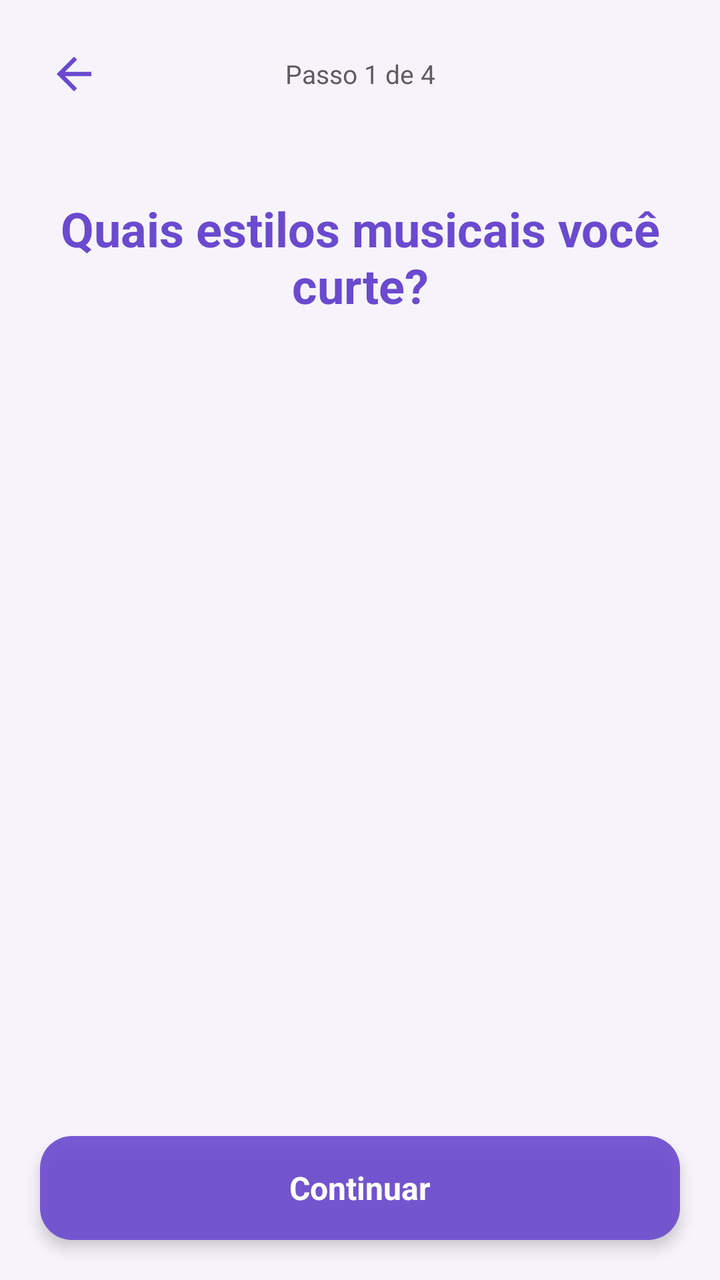
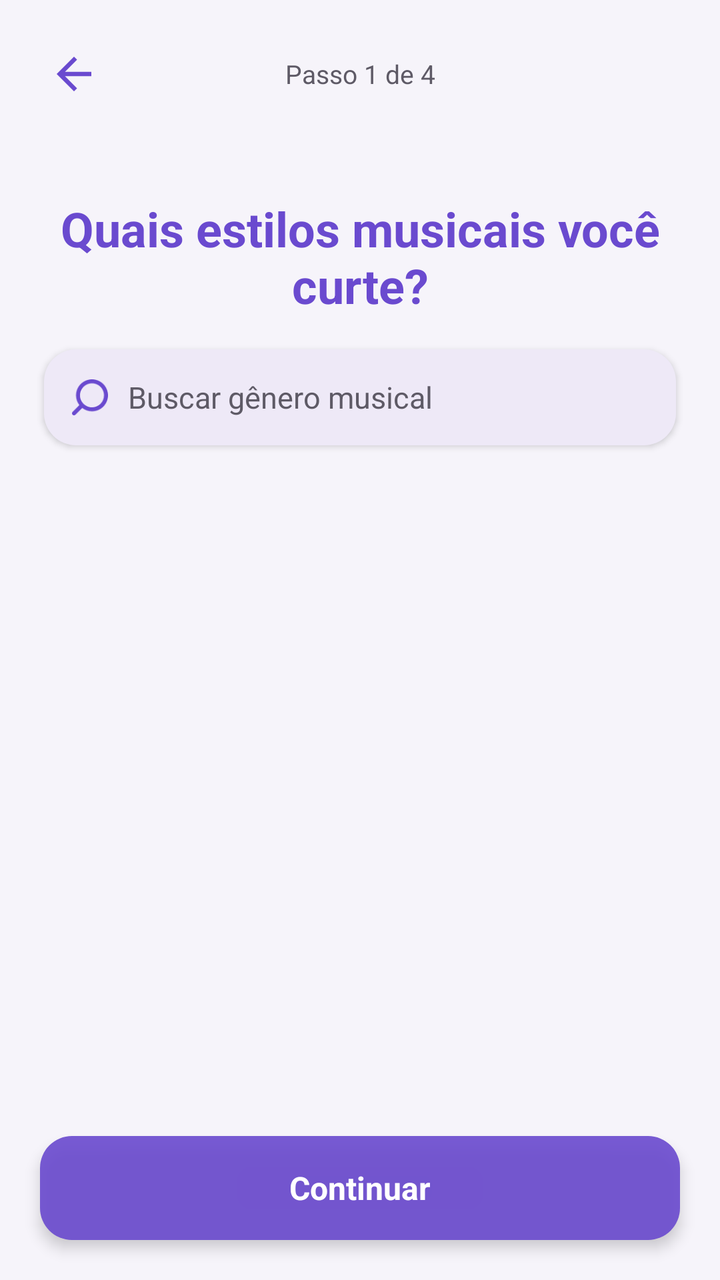

Screens rendered from an Android XML layout before and after an edit, with the pre-edit source and the edit as a unified diff.
<!-- AndroidManifest.xml: activity theme Theme.MeetBeat -->
<!-- res/layout/activity_onboarding_generos.xml -->
<?xml version="1.0" encoding="utf-8"?>
<LinearLayout xmlns:android="http://schemas.android.com/apk/res/android"
    android:layout_width="match_parent"
    android:layout_height="match_parent"
    android:orientation="vertical"
    android:background="@color/purple_light">

    <LinearLayout
        android:layout_width="match_parent"
        android:layout_height="wrap_content"
        android:orientation="horizontal"
        android:gravity="center_vertical"
        android:padding="16dp">

        <ImageView
            android:id="@+id/btnVoltarOnboarding"
            android:layout_width="42dp"
            android:layout_height="42dp"
            android:src="@drawable/ic_back"
            android:padding="8dp"
            android:clickable="true"
            android:focusable="true" />

        <TextView
            android:layout_width="0dp"
            android:layout_height="wrap_content"
            android:layout_weight="1"
            android:text="Passo 1 de 4"
            android:textColor="@color/text_gray"
            android:textSize="13sp"
            android:gravity="center" />

        <View
            android:layout_width="42dp"
            android:layout_height="1dp" />

    </LinearLayout>

    <TextView
        android:layout_width="match_parent"
        android:layout_height="wrap_content"
        android:padding="24dp"
        android:text="Quais estilos musicais você curte?"
        android:textColor="@color/purple_primary"
        android:textSize="24sp"
        android:textStyle="bold"
        android:gravity="center" />

    <androidx.recyclerview.widget.RecyclerView
        android:id="@+id/recyclerGeneros"
        android:layout_width="match_parent"
        android:layout_height="0dp"
        android:layout_weight="1"
        android:paddingHorizontal="16dp" />

    <TextView
        android:id="@+id/btnContinuarGeneros"
        android:layout_width="match_parent"
        android:layout_height="52dp"
        android:layout_margin="20dp"
        android:background="@drawable/bg_button_accept"
        android:elevation="4dp"
        android:gravity="center"
        android:text="Continuar"
        android:textColor="@color/vidro_conteudo_claro"
        android:textStyle="bold"
        android:textSize="16sp"
        android:clickable="true"
        android:focusable="true" />

</LinearLayout>
<!-- resources referenced by this layout -->
<resources>
  <color name="purple_light">#F6F4FA</color>
  <color name="purple_primary">#6A4ACF</color>
  <color name="text_gray">#5E5A66</color>
  <color name="vidro_conteudo_claro">#FFFFFFFF</color>
  <!-- drawable bg_button_accept (drawable) -->
  <?xml version="1.0" encoding="utf-8"?>
  <shape xmlns:android="http://schemas.android.com/apk/res/android"
      android:shape="rectangle">
      <solid android:color="@color/vidro_fundo_intenso" />
      <corners android:radius="16dp" />
  </shape>
  <!-- drawable ic_back (drawable) -->
  <vector xmlns:android="http://schemas.android.com/apk/res/android"
      android:width="24dp"
      android:height="24dp"
      android:viewportWidth="24"
      android:viewportHeight="24">
    <path
        android:fillColor="@color/purple_primary"
        android:pathData="M20,11H7.83l5.59,-5.59L12,4l-8,8 8,8 1.41,-1.41L7.83,13H20v-2z"/>
  </vector>
  <style name="Theme.MeetBeat" parent="Base.Theme.MeetBeat" />
  <color name="vidro_fundo_intenso">#E66A4ACF</color>
  <style name="Base.Theme.MeetBeat" parent="Theme.Material3.DayNight.NoActionBar">
          
          
      </style>
</resources>

<!-- the commit's change to res/layout/activity_onboarding_generos.xml (unified diff, before → after) -->
@@ -39,19 +39,42 @@
     <TextView
         android:layout_width="match_parent"
         android:layout_height="wrap_content"
-        android:padding="24dp"
+        android:paddingHorizontal="24dp"
+        android:paddingTop="24dp"
+        android:paddingBottom="16dp"
         android:text="Quais estilos musicais você curte?"
         android:textColor="@color/purple_primary"
         android:textSize="24sp"
         android:textStyle="bold"
         android:gravity="center" />
 
-    <androidx.recyclerview.widget.RecyclerView
-        android:id="@+id/recyclerGeneros"
+    <include layout="@layout/view_busca_genero" />
+
+    <FrameLayout
         android:layout_width="match_parent"
         android:layout_height="0dp"
-        android:layout_weight="1"
-        android:paddingHorizontal="16dp" />
+        android:layout_weight="1">
+
+        <androidx.recyclerview.widget.RecyclerView
+            android:id="@+id/recyclerGeneros"
+            android:layout_width="match_parent"
+            android:layout_height="match_parent"
+            android:clipToPadding="false"
+            android:paddingHorizontal="16dp" />
+
+        <TextView
+            android:id="@+id/textSemResultadoGeneros"
+            android:layout_width="match_parent"
+            android:layout_height="wrap_content"
+            android:layout_gravity="top"
+            android:paddingHorizontal="32dp"
+            android:paddingTop="32dp"
+            android:gravity="center"
+            android:textColor="@color/text_gray"
+            android:textSize="14sp"
+            android:visibility="gone" />
+
+    </FrameLayout>
 
     <TextView
         android:id="@+id/btnContinuarGeneros"
@@ -69,3 +92,53 @@
         android:focusable="true" />
 
 </LinearLayout>
+<!-- res/layout/view_busca_genero.xml (included above) -->
+<?xml version="1.0" encoding="utf-8"?>
+<LinearLayout xmlns:android="http://schemas.android.com/apk/res/android"
+    xmlns:app="http://schemas.android.com/apk/res-auto"
+    android:layout_width="match_parent"
+    android:layout_height="48dp"
+    android:layout_marginHorizontal="22dp"
+    android:layout_marginBottom="12dp"
+    android:background="@drawable/bg_input_field"
+    android:elevation="2dp"
+    android:gravity="center_vertical"
+    android:orientation="horizontal"
+    android:paddingStart="14dp"
+    android:paddingEnd="6dp">
+
+    <ImageView
+        android:layout_width="18dp"
+        android:layout_height="18dp"
+        android:importantForAccessibility="no"
+        android:src="@drawable/ic_search"
+        app:tint="@color/purple_primary" />
+
+    <EditText
+        android:id="@+id/editBuscaGenero"
+        android:layout_width="0dp"
+        android:layout_height="match_parent"
+        android:layout_weight="1"
+        android:layout_marginStart="10dp"
+        android:background="@null"
+        android:hint="Buscar gênero musical"
+        android:imeOptions="actionSearch"
+        android:inputType="text"
+        android:maxLines="1"
+        android:textColor="@color/text_dark"
+        android:textColorHint="@color/text_gray"
+        android:textSize="15sp" />
+
+    <ImageView
+        android:id="@+id/btnLimparBuscaGenero"
+        android:layout_width="36dp"
+        android:layout_height="36dp"
+        android:padding="8dp"
+        android:src="@drawable/ic_close"
+        android:contentDescription="Limpar busca"
+        android:clickable="true"
+        android:focusable="true"
+        android:visibility="gone"
+        app:tint="@color/text_gray" />
+
+</LinearLayout>
<!-- resource entries referenced after the edit -->
@@ -2,6 +2,7 @@
 <resources>
   <color name="purple_light">#F6F4FA</color>
   <color name="purple_primary">#6A4ACF</color>
+  <color name="text_dark">#1C1B1F</color>
   <color name="text_gray">#5E5A66</color>
   <color name="vidro_conteudo_claro">#FFFFFFFF</color>
   <!-- drawable bg_button_accept (drawable) -->
@@ -9,6 +10,13 @@
   <shape xmlns:android="http://schemas.android.com/apk/res/android"
       android:shape="rectangle">
       <solid android:color="@color/vidro_fundo_intenso" />
+      <corners android:radius="16dp" />
+  </shape>
+  <!-- drawable bg_input_field (drawable) -->
+  <?xml version="1.0" encoding="utf-8"?>
+  <shape xmlns:android="http://schemas.android.com/apk/res/android"
+      android:shape="rectangle">
+      <solid android:color="@color/card_background" />
       <corners android:radius="16dp" />
   </shape>
   <!-- drawable ic_back (drawable) -->
@@ -21,8 +29,29 @@
         android:fillColor="@color/purple_primary"
         android:pathData="M20,11H7.83l5.59,-5.59L12,4l-8,8 8,8 1.41,-1.41L7.83,13H20v-2z"/>
   </vector>
+  <!-- drawable ic_close (drawable) -->
+  <vector xmlns:android="http://schemas.android.com/apk/res/android"
+      android:width="24dp"
+      android:height="24dp"
+      android:viewportWidth="24"
+      android:viewportHeight="24">
+    <path
+        android:pathData="M19,6.41L17.59,5 12,10.59 6.41,5 5,6.41 10.59,12 5,17.59 6.41,19 12,13.41 17.59,19 19,17.59 13.41,12z"
+        android:fillColor="#7A7685"/>
+  </vector>
+  <!-- drawable ic_search (drawable) -->
+  <vector xmlns:android="http://schemas.android.com/apk/res/android"
+      android:width="30dp"
+      android:height="30dp"
+      android:viewportWidth="30"
+      android:viewportHeight="30">
+    <path
+        android:pathData="M0.493,27.141L6.158,21.493C4.33,19.165 3.338,16.289 3.342,13.329C3.342,10.693 4.124,8.116 5.588,5.924C7.053,3.732 9.135,2.023 11.57,1.015C14.006,0.006 16.686,-0.258 19.271,0.256C21.857,0.77 24.232,2.04 26.096,3.904C27.96,5.768 29.23,8.143 29.744,10.729C30.258,13.314 29.994,15.994 28.985,18.43C27.976,20.865 26.268,22.947 24.076,24.412C21.884,25.876 19.307,26.658 16.671,26.658C13.711,26.662 10.835,25.67 8.507,23.842L2.859,29.507C2.704,29.663 2.52,29.787 2.317,29.872C2.114,29.956 1.896,30 1.676,30C1.456,30 1.238,29.956 1.035,29.872C0.832,29.787 0.648,29.663 0.493,29.507C0.337,29.352 0.213,29.168 0.128,28.965C0.044,28.762 0,28.544 0,28.324C0,28.104 0.044,27.886 0.128,27.684C0.213,27.48 0.337,27.296 0.493,27.141ZM26.668,13.329C26.668,11.352 26.081,9.419 24.983,7.775C23.885,6.131 22.323,4.85 20.497,4.093C18.67,3.337 16.66,3.139 14.721,3.524C12.781,3.91 11,4.862 9.602,6.26C8.204,7.658 7.252,9.44 6.866,11.379C6.481,13.318 6.679,15.328 7.435,17.155C8.192,18.981 9.473,20.543 11.117,21.641C12.761,22.74 14.694,23.326 16.671,23.326C19.322,23.326 21.865,22.273 23.74,20.398C25.615,18.523 26.668,15.98 26.668,13.329Z"
+        android:fillColor="#7A7685"/>
+  </vector>
   <style name="Theme.MeetBeat" parent="Base.Theme.MeetBeat" />
   <color name="vidro_fundo_intenso">#E66A4ACF</color>
+  <color name="card_background">#EEE9F7</color>
   <style name="Base.Theme.MeetBeat" parent="Theme.Material3.DayNight.NoActionBar">
           
           
